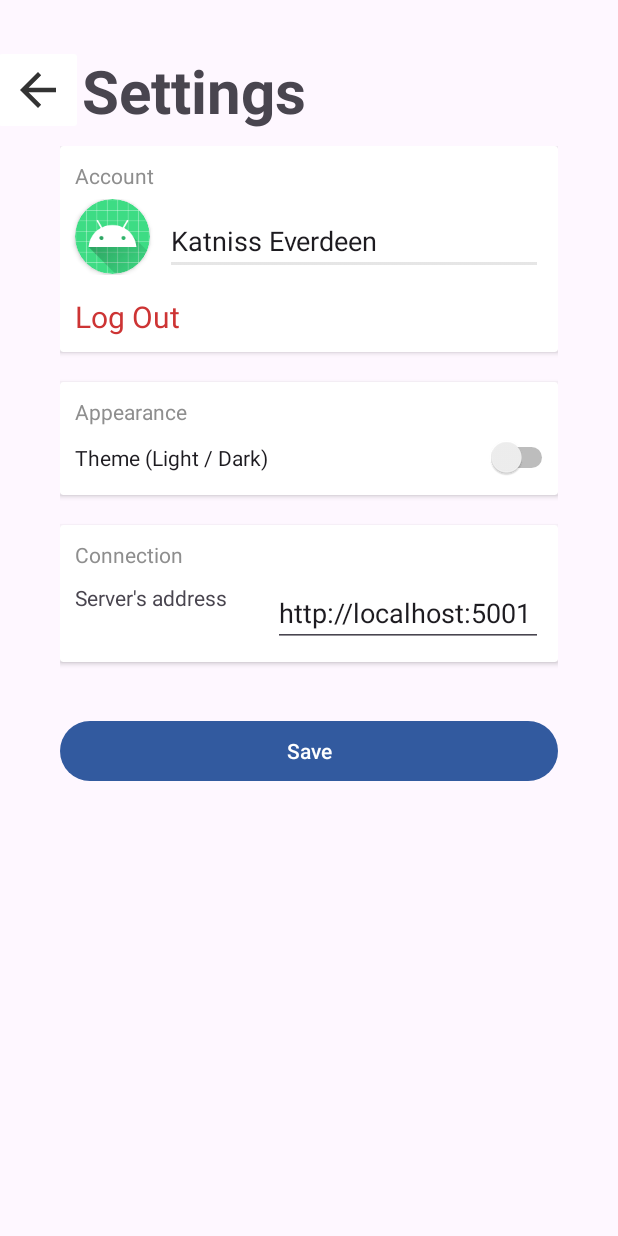
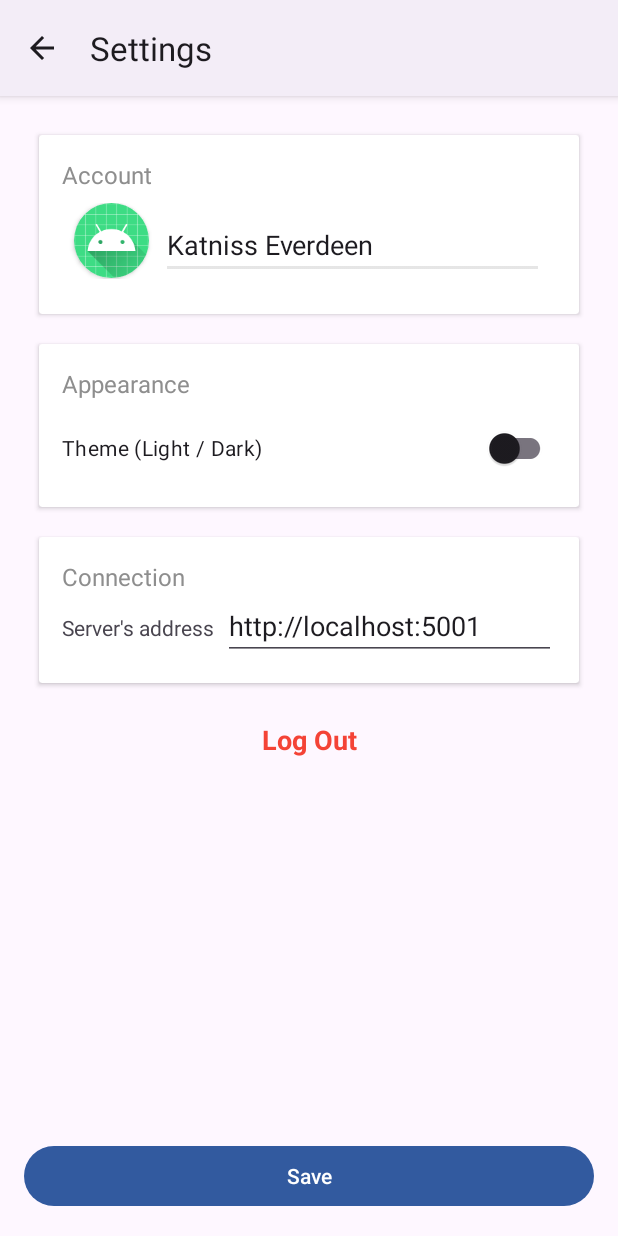
Before and after one commit to arielverbin/Babble, an Android app: the SettingsActivity screen opened directly, with no data from a screen before it, on a phone screen of 412 x 824 dp. Run offline under Robolectric (Android 15) with nearby library versions, the phone set to English and light mode, and no system bars.

Commit message:
Added actionbar to the activities

```diff
--- a/Babble/app/src/main/java/com/example/babble/LoginActivity.java
+++ b/Babble/app/src/main/java/com/example/babble/LoginActivity.java
@@ -22,6 +22,10 @@ public class LoginActivity extends AppCompatActivity {
 
         setContentView(binding.getRoot());
 
+        // Disable the action bar.
+        if(getSupportActionBar() != null)
+            getSupportActionBar().hide();
+
         loginButton = binding.btnLogin;
         loginButton.setOnClickListener(v -> {
             // Handle login button click event
--- a/Babble/app/src/main/java/com/example/babble/RegisterActivity.java
+++ b/Babble/app/src/main/java/com/example/babble/RegisterActivity.java
@@ -20,6 +20,10 @@ public class RegisterActivity extends AppCompatActivity {
 
         setContentView(binding.getRoot());
 
+        // Disable the actionbar.
+        if(getSupportActionBar() != null)
+            getSupportActionBar().hide();
+
         TextView loginLink = binding.loginLink;
 
         loginLink.setOnClickListener(v -> {
--- a/Babble/app/src/main/java/com/example/babble/SettingsActivity.java
+++ b/Babble/app/src/main/java/com/example/babble/SettingsActivity.java
@@ -19,9 +19,10 @@ public class SettingsActivity extends AppCompatActivity {
         binding = ActivitySettingsBinding.inflate(getLayoutInflater());
         setContentView(binding.getRoot());
 
-
-        ImageButton cancel = binding.cancel;
-        cancel.setOnClickListener(view -> finish());
+        // Set actionbar title.
+        setTitle("Settings");
+        if(getSupportActionBar() != null)   //null check
+            getSupportActionBar().setDisplayHomeAsUpEnabled(true);
 
         TextView logOutBtn = binding.logOutBtn;
         logOutBtn.setOnClickListener(view -> {
@@ -29,4 +30,10 @@ public class SettingsActivity extends AppCompatActivity {
             startActivity(i);
         });
     }
+
+    @Override
+    public boolean onSupportNavigateUp() {
+        finish();
+        return true;
+    }
 }
--- a/Babble/app/src/main/res/layout/activity_settings.xml
+++ b/Babble/app/src/main/res/layout/activity_settings.xml
@@ -3,69 +3,45 @@
     xmlns:app="http://schemas.android.com/apk/res-auto"
     xmlns:tools="http://schemas.android.com/tools"
     android:layout_width="match_parent"
-    android:layout_height="match_parent"
-    tools:context=".SettingsActivity">
-
-    <ImageButton
-        android:id="@+id/cancel"
-        android:layout_width="60dp"
-        android:layout_height="60dp"
-        android:layout_marginStart="-5dp"
-        android:layout_marginTop="30dp"
-        android:backgroundTint="@color/white"
-        android:contentDescription="@string/cancel"
-        android:scaleType="fitCenter"
-        app:layout_constraintStart_toStartOf="parent"
-        app:layout_constraintTop_toTopOf="parent"
-        app:srcCompat="@drawable/ic_back" />
-
-    <TextView
-        android:id="@+id/textView3"
-        android:layout_width="wrap_content"
-        android:layout_height="wrap_content"
-        android:text="@string/settingsTitle"
-        android:textSize="40sp"
-        android:textStyle="bold"
-        app:layout_constraintBottom_toBottomOf="@+id/cancel"
-        app:layout_constraintStart_toEndOf="@+id/cancel"
-        app:layout_constraintTop_toTopOf="@+id/cancel" />
+    android:layout_height="match_parent">
 
     <ScrollView
+        android:id="@+id/scrollView3"
         android:layout_width="match_parent"
-        android:layout_height="0dp"
-        app:layout_constraintBottom_toBottomOf="parent"
-        app:layout_constraintEnd_toEndOf="parent"
-        app:layout_constraintStart_toStartOf="parent"
-        app:layout_constraintTop_toBottomOf="@+id/textView3">
+        android:layout_height="wrap_content"
+        app:layout_constraintTop_toTopOf="parent">
 
         <LinearLayout
-            android:id="@+id/linearLayout3"
             android:layout_width="match_parent"
             android:layout_height="wrap_content"
-            android:layout_marginTop="10dp"
+            android:layout_marginTop="16dp"
+            android:layout_marginBottom="16dp"
             android:orientation="vertical"
-            android:paddingStart="40dp"
-            android:paddingEnd="40dp">
+            android:paddingStart="16dp"
+            android:paddingEnd="16dp">
 
+            <!-- Account Category -->
             <androidx.cardview.widget.CardView
                 android:layout_width="match_parent"
                 android:layout_height="wrap_content"
-                android:layout_marginBottom="20dp"
-                android:padding="10dp">
+                android:layout_margin="10dp"
+                android:layout_marginBottom="16dp"
+                android:padding="16dp"
+                app:contentPadding="15dp">
 
                 <TextView
-                    android:id="@+id/textView5"
+                    android:id="@+id/accountTitle"
                     android:layout_width="wrap_content"
                     android:layout_height="wrap_content"
-                    android:layout_margin="10dp"
                     android:text="@string/account"
-                    android:textColor="#8E8E8E" />
+                    android:textColor="#8E8E8E"
+                    android:textSize="16sp" />
 
                 <LinearLayout
                     android:layout_width="match_parent"
                     android:layout_height="wrap_content"
-                    android:layout_marginTop="35dp"
-                    android:layout_marginBottom="10dp"
+                    android:layout_marginTop="30dp"
+                    android:layout_marginBottom="8dp"
                     android:orientation="horizontal">
 
                     <androidx.cardview.widget.CardView
@@ -73,119 +49,95 @@
                         android:layout_width="50dp"
                         android:layout_height="50dp"
                         android:layout_gravity="center"
-                        android:layout_marginStart="10dp"
-                        app:cardCornerRadius="250dp"
-                        app:layout_constraintBottom_toBottomOf="parent"
-                        app:layout_constraintStart_toStartOf="parent"
-                        app:layout_constraintTop_toTopOf="parent">
+                        android:layout_marginStart="8dp"
+                        app:cardCornerRadius="25dp">
 
-                        <androidx.cardview.widget.CardView
-                            android:layout_width="50dp"
-                            android:layout_height="50dp"
-                            android:layout_gravity="center"
-                            app:cardCornerRadius="250dp">
-
-                            <ImageView
-                                android:id="@+id/profileImage"
-                                android:layout_width="50dp"
-                                android:layout_height="match_parent"
-                                android:contentDescription="@string/picChangeDescrip"
-                                android:scaleType="centerCrop"
-                                app:srcCompat="@mipmap/ic_launcher_round" />
-
-                        </androidx.cardview.widget.CardView>
+                        <ImageView
+                            android:id="@+id/profileImage"
+                            android:layout_width="match_parent"
+                            android:layout_height="match_parent"
+                            android:contentDescription="@string/picChangeDescrip"
+                            android:scaleType="centerCrop"
+                            app:srcCompat="@mipmap/ic_launcher_round" />
 
                     </androidx.cardview.widget.CardView>
 
                     <EditText
-                        android:id="@+id/editTextText3"
+                        android:id="@+id/displayNameEditText"
                         android:layout_width="0dp"
                         android:layout_height="wrap_content"
-                        android:layout_marginStart="10dp"
-                        android:layout_marginEnd="10dp"
+                        android:layout_marginStart="8dp"
+                        android:layout_marginEnd="8dp"
                         android:layout_weight="1"
-                        android:autofillHints="New display name."
-                        android:ems="10"
+                        android:autofillHints="@string/nameChangeHint"
                         android:hint="@string/nameChangeHint"
                         android:inputType="text"
                         android:paddingTop="15dp"
                         android:text="Katniss Everdeen" />
 
+                </LinearLayout>
 
-                </LinearLayout>
-                <TextView
-                    android:id="@+id/logOutBtn"
-                    android:layout_width="wrap_content"
-                    android:layout_height="wrap_content"
-                    android:layout_gravity="start"
-                    android:layout_marginTop="100dp"
-                    android:layout_marginStart="10dp"
-                    android:layout_marginBottom="10dp"
-                    android:text="@string/logoutBtn"
-                    android:textColor="#CD3434"
-                    android:textSize="20sp"
-                    />
+
             </androidx.cardview.widget.CardView>
 
+            <!-- Appearance Category -->
             <androidx.cardview.widget.CardView
                 android:layout_width="match_parent"
                 android:layout_height="wrap_content"
-                android:layout_marginBottom="20dp">
+                android:layout_margin="10dp"
+                android:layout_marginBottom="16dp"
+                app:contentPadding="15dp">
 
                 <TextView
-                    android:id="@+id/textView6"
+                    android:id="@+id/appearanceTitle"
                     android:layout_width="wrap_content"
                     android:layout_height="wrap_content"
-                    android:layout_margin="10dp"
                     android:text="@string/appearance"
-                    android:textColor="#8E8E8E" />
+                    android:textColor="#8E8E8E"
+                    android:textSize="16sp" />
 
-                <Switch
-                    android:id="@+id/switch1"
+                <androidx.appcompat.widget.SwitchCompat
+                    android:id="@+id/themeSwitch"
                     android:layout_width="match_parent"
-                    android:layout_height="50dp"
-                    android:layout_marginLeft="10dp"
-                    android:layout_marginTop="25dp"
+                    android:layout_height="wrap_content"
+                    android:layout_marginTop="30dp"
                     android:text="@string/themeHint" />
             </androidx.cardview.widget.CardView>
 
+            <!-- Connection Category -->
             <androidx.cardview.widget.CardView
                 android:layout_width="match_parent"
                 android:layout_height="wrap_content"
-                android:layout_marginBottom="20dp">
+                android:layout_margin="10dp"
+                app:contentPadding="15dp">
 
                 <TextView
-                    android:id="@+id/textView7"
+                    android:id="@+id/connectionTitle"
                     android:layout_width="wrap_content"
                     android:layout_height="wrap_content"
-                    android:layout_margin="10dp"
                     android:text="@string/connection"
-                    android:textColor="#8E8E8E" />
+                    android:textColor="#8E8E8E"
+                    android:textSize="16sp" />
 
                 <LinearLayout
                     android:layout_width="match_parent"
-                    android:layout_height="match_parent"
-                    android:layout_marginTop="5dp"
-                    android:orientation="horizontal"
-                    android:padding="10dp">
+                    android:layout_height="wrap_content"
+                    android:layout_marginTop="16dp"
+                    android:orientation="horizontal">
 
                     <TextView
-                        android:id="@+id/textView4"
+                        android:id="@+id/serverAddressLabel"
                         android:layout_width="wrap_content"
                         android:layout_height="wrap_content"
-                        android:layout_gravity="center_vertical"
-                        android:layout_weight="1"
                         android:text="@string/serverAddrDescr" />
 
                     <EditText
-                        android:id="@+id/editTextText5"
+                        android:id="@+id/serverAddressEditText"
                         android:layout_width="0dp"
                         android:layout_height="wrap_content"
-                        android:layout_gravity="top"
-                        android:layout_marginTop="15dp"
-                        android:layout_weight="6"
-                        android:autofillHints=""
-                        android:ems="10"
+                        android:layout_marginStart="5dp"
+                        android:layout_weight="1"
+                        android:autofillHints="@string/serverAddrHint"
                         android:hint="@string/serverAddrHint"
                         android:inputType="text"
                         android:paddingTop="15dp"
@@ -193,15 +145,38 @@
                 </LinearLayout>
             </androidx.cardview.widget.CardView>
 
-            <Button
-                android:id="@+id/button"
+            <TextView
+                android:id="@+id/logOutBtn"
                 android:layout_width="match_parent"
+                android:textAlignment="center"
                 android:layout_height="wrap_content"
-                android:layout_marginTop="15dp"
+                android:layout_marginBottom="90dp"
+                android:padding="15dp"
+                android:text="@string/logoutBtn"
+                android:textColor="@color/danger"
+                android:textSize="18sp"
+                android:textStyle="bold"
+                app:layout_constraintBottom_toTopOf="@+id/saveButton"
+                app:layout_constraintEnd_toEndOf="parent"
+                app:layout_constraintStart_toStartOf="parent" />
 
-                android:text="@string/save" />
+
 
         </LinearLayout>
+
+
     </ScrollView>
 
+    <Button
+        android:id="@+id/saveButton"
+        android:layout_width="match_parent"
+        android:layout_height="wrap_content"
+        android:layout_marginStart="16dp"
+        android:layout_marginEnd="16dp"
+        android:layout_marginBottom="16dp"
+        android:text="@string/save"
+        app:layout_constraintBottom_toBottomOf="parent"
+        app:layout_constraintEnd_toEndOf="parent"
+        app:layout_constraintStart_toStartOf="parent" />
+
 </androidx.constraintlayout.widget.ConstraintLayout>
--- a/Babble/app/src/main/res/values/colors.xml
+++ b/Babble/app/src/main/res/values/colors.xml
@@ -2,4 +2,5 @@
 <resources>
     <color name="black">#FF000000</color>
     <color name="white">#FFFFFFFF</color>
+    <color name="danger">#F44336</color>
 </resources>
--- a/Babble/app/src/main/res/values/themes.xml
+++ b/Babble/app/src/main/res/values/themes.xml
@@ -1,6 +1,6 @@
 <resources xmlns:tools="http://schemas.android.com/tools">
     <!-- Base application theme. -->
-    <style name="Base.Theme.Babble" parent="Theme.Material3.DayNight.NoActionBar">
+    <style name="Base.Theme.Babble" parent="Theme.Material3.DayNight">
         <item name="colorPrimary">#325A9F</item> <!-- Change the primary color -->
         <item name="colorSecondary">#378A8A8A</item>
     </style>
```
Also changed, not shown: Babble/app/src/main/java/com/example/babble/AddContactActivity.java (+11 -2 lines), Babble/app/src/main/java/com/example/babble/ContactsActivity.java (+28 -6 lines), Babble/app/src/main/res/layout/activity_add_contact.xml (+0 -13 lines), Babble/app/src/main/res/layout/activity_contacts.xml (+3 -30 lines), Babble/app/src/main/res/menu/chats_actionbar.xml (added, +10 -0 lines).
